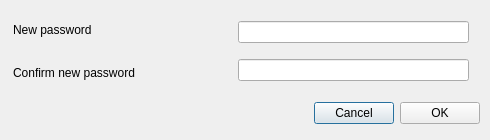
The window that src/MEGASync/gui/win/ChangePassword.ui (meganz/MEGAsync) describes before a commit, drawn with Qt 5.
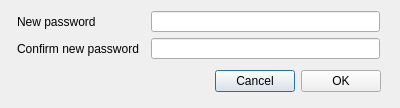
The same window after the commit.

```diff
--- a/src/MEGASync/gui/win/ChangePassword.ui
+++ b/src/MEGASync/gui/win/ChangePassword.ui
@@ -6,20 +6,20 @@
    <rect>
     <x>0</x>
     <y>0</y>
-    <width>490</width>
-    <height>140</height>
+    <width>400</width>
+    <height>108</height>
    </rect>
   </property>
   <property name="minimumSize">
    <size>
-    <width>490</width>
-    <height>140</height>
+    <width>400</width>
+    <height>100</height>
    </size>
   </property>
   <property name="maximumSize">
    <size>
-    <width>490</width>
-    <height>140</height>
+    <width>400</width>
+    <height>108</height>
    </size>
   </property>
   <property name="windowTitle">
@@ -31,35 +31,33 @@
    </property>
    <item>
     <widget class="QWidget" name="wContainer" native="true">
-     <layout class="QHBoxLayout" name="horizontalLayout_2">
+     <layout class="QFormLayout" name="formLayout">
+      <property name="horizontalSpacing">
+       <number>12</number>
+      </property>
       <property name="leftMargin">
-       <number>0</number>
+       <number>6</number>
       </property>
       <property name="topMargin">
        <number>0</number>
       </property>
       <property name="rightMargin">
-       <number>8</number>
+       <number>10</number>
       </property>
       <property name="bottomMargin">
        <number>0</number>
       </property>
-      <item>
-       <layout class="QVBoxLayout" name="vLayoutDescPasswords">
-        <property name="sizeConstraint">
-         <enum>QLayout::SetMinimumSize</enum>
-        </property>
-        <item>
+      <item row="0" column="0">
          <widget class="QLabel" name="lDescNewPassword">
           <property name="minimumSize">
            <size>
-            <width>200</width>
+          <width>0</width>
             <height>0</height>
            </size>
           </property>
           <property name="maximumSize">
            <size>
-            <width>200</width>
+          <width>16777215</width>
             <height>16777215</height>
            </size>
           </property>
@@ -67,21 +65,37 @@
            <string>New password</string>
           </property>
           <property name="wordWrap">
-           <bool>true</bool>
+         <bool>false</bool>
           </property>
          </widget>
         </item>
-        <item>
+      <item row="0" column="1">
+       <widget class="QLineEdit" name="lNewPassword">
+        <property name="maximumSize">
+         <size>
+          <width>16777215</width>
+          <height>16777215</height>
+         </size>
+        </property>
+        <property name="echoMode">
+         <enum>QLineEdit::Password</enum>
+        </property>
+        <property name="alignment">
+         <set>Qt::AlignLeading|Qt::AlignLeft|Qt::AlignVCenter</set>
+        </property>
+       </widget>
+      </item>
+      <item row="1" column="0">
          <widget class="QLabel" name="lDescConfirmNewPassword">
           <property name="minimumSize">
            <size>
-            <width>200</width>
+          <width>0</width>
             <height>0</height>
            </size>
           </property>
           <property name="maximumSize">
            <size>
-            <width>200</width>
+          <width>16777215</width>
             <height>16777215</height>
            </size>
           </property>
@@ -89,41 +103,15 @@
            <string>Confirm new password</string>
           </property>
           <property name="wordWrap">
-           <bool>true</bool>
+         <bool>false</bool>
           </property>
          </widget>
         </item>
-       </layout>
-      </item>
-      <item>
-       <layout class="QVBoxLayout" name="vLayoutPasswords">
-        <property name="sizeConstraint">
-         <enum>QLayout::SetDefaultConstraint</enum>
-        </property>
-        <property name="leftMargin">
-         <number>17</number>
-        </property>
-        <item>
-         <widget class="QLineEdit" name="lNewPassword">
-          <property name="maximumSize">
-           <size>
-            <width>231</width>
-            <height>16777215</height>
-           </size>
-          </property>
-          <property name="echoMode">
-           <enum>QLineEdit::Password</enum>
-          </property>
-          <property name="alignment">
-           <set>Qt::AlignRight|Qt::AlignTrailing|Qt::AlignVCenter</set>
-          </property>
-         </widget>
-        </item>
-        <item>
+      <item row="1" column="1">
          <widget class="QLineEdit" name="lConfirmNewPassword">
           <property name="maximumSize">
            <size>
-            <width>231</width>
+          <width>16777215</width>
             <height>16777215</height>
            </size>
           </property>
@@ -131,11 +119,9 @@
            <enum>QLineEdit::Password</enum>
           </property>
           <property name="alignment">
-           <set>Qt::AlignRight|Qt::AlignTrailing|Qt::AlignVCenter</set>
-          </property>
-         </widget>
-        </item>
-       </layout>
+         <set>Qt::AlignLeading|Qt::AlignLeft|Qt::AlignVCenter</set>
+        </property>
+       </widget>
       </item>
      </layout>
     </widget>
@@ -162,7 +148,7 @@
        <number>0</number>
       </property>
       <property name="rightMargin">
-       <number>0</number>
+       <number>9</number>
       </property>
       <property name="bottomMargin">
        <number>0</number>
```
Lines whose indentation alone changed are shown as unchanged.
